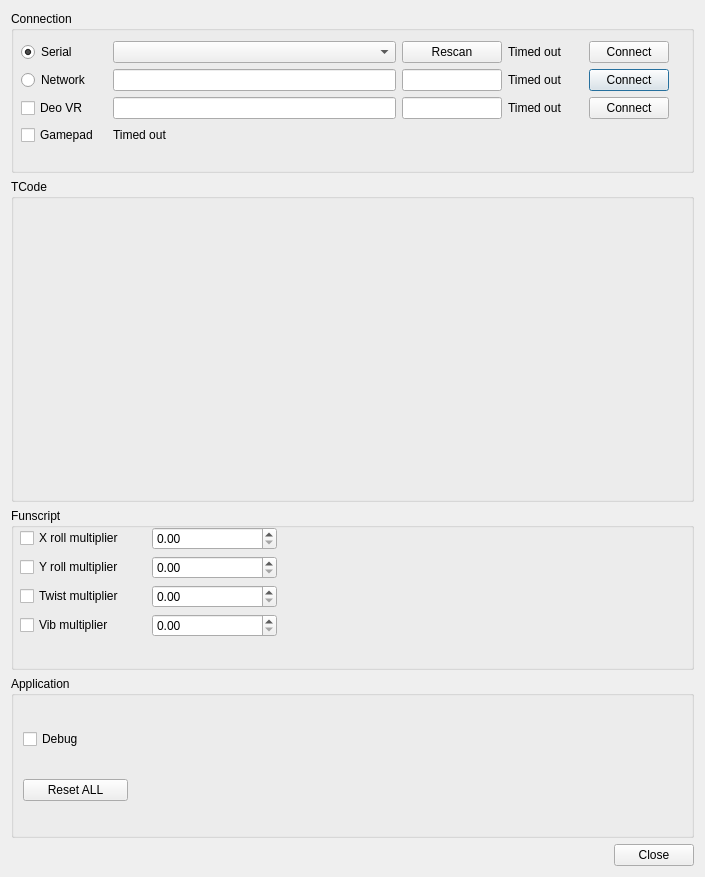
This is src/settings.ui in jcfain/XTPlayer as Qt 5 draws it before an edit. The edited form follows.
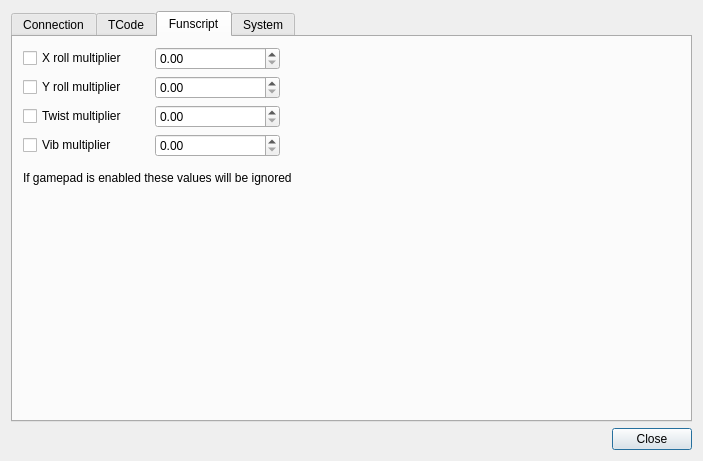
This is the edited form. Icons and pictures are not drawn.

Commit message: Adding gamepad remapping Moved settings into separate tabs.

Patch:
```diff
--- a/src/settings.ui
+++ b/src/settings.ui
@@ -6,8 +6,8 @@
    <rect>
     <x>0</x>
     <y>0</y>
-    <width>705</width>
-    <height>877</height>
+    <width>703</width>
+    <height>461</height>
    </rect>
   </property>
   <property name="windowTitle">
@@ -17,24 +17,31 @@
    <iconset resource="icons.qrc">
     <normaloff>:/images/icons/XTP-icon.png</normaloff>:/images/icons/XTP-icon.png</iconset>
   </property>
-  <layout class="QGridLayout" name="gridLayout_2" rowstretch="0,0,0,0,0,0">
+  <layout class="QGridLayout" name="gridLayout_2" rowstretch="0,0,0">
    <property name="sizeConstraint">
     <enum>QLayout::SetNoConstraint</enum>
    </property>
-   <item row="0" column="0">
-    <widget class="QGroupBox" name="connectionSettingsGroup">
-     <property name="title">
+   <item row="2" column="0">
+    <widget class="QDialogButtonBox" name="buttonBox">
+     <property name="orientation">
+      <enum>Qt::Horizontal</enum>
+     </property>
+     <property name="standardButtons">
+      <set>QDialogButtonBox::Close</set>
+     </property>
+    </widget>
+   </item>
+   <item row="1" column="0">
+    <widget class="QTabWidget" name="settingsTabWidget">
+     <property name="currentIndex">
+      <number>2</number>
+     </property>
+     <widget class="QWidget" name="connectionTab">
+      <attribute name="title">
       <string>Connection</string>
-     </property>
-     <widget class="QWidget" name="layoutWidget">
-      <property name="geometry">
-       <rect>
-        <x>10</x>
-        <y>30</y>
-        <width>648</width>
-        <height>106</height>
-       </rect>
-      </property>
+      </attribute>
+      <layout class="QFormLayout" name="formLayout">
+       <item row="0" column="0" colspan="2">
       <layout class="QGridLayout" name="ConnectionSettings" rowstretch="0,0,0,0" columnstretch="0,0,0,0,0,0,0,0,0,0,0">
        <item row="1" column="8">
         <widget class="QLineEdit" name="networkPortTxt">
@@ -200,24 +207,61 @@
        <item row="3" column="2" colspan="2">
         <widget class="QLabel" name="gamepadStatusLbl">
          <property name="text">
-          <string>Timed out</string>
+            <string/>
          </property>
         </widget>
        </item>
       </layout>
-     </widget>
-    </widget>
-   </item>
-   <item row="3" column="0">
-    <widget class="QGroupBox" name="FunscriptsSettingsGroup">
+       </item>
+       <item row="1" column="0" colspan="2">
+        <widget class="QGroupBox" name="gamePadMapGroupbox">
+         <property name="sizePolicy">
+          <sizepolicy hsizetype="Expanding" vsizetype="Expanding">
+           <horstretch>0</horstretch>
+           <verstretch>0</verstretch>
+          </sizepolicy>
+         </property>
      <property name="title">
+          <string>Gamepad map</string>
+         </property>
+         <layout class="QGridLayout" name="gridLayout">
+          <item row="0" column="0">
+           <layout class="QGridLayout" name="gamePadMapGridLayout"/>
+          </item>
+         </layout>
+        </widget>
+       </item>
+      </layout>
+     </widget>
+     <widget class="QWidget" name="tcodeTab">
+      <attribute name="title">
+       <string>TCode</string>
+      </attribute>
+      <layout class="QGridLayout" name="gridLayout_3">
+       <item row="0" column="0">
+        <layout class="QGridLayout" name="RangeSettingsGrid">
+         <property name="sizeConstraint">
+          <enum>QLayout::SetMinimumSize</enum>
+         </property>
+         <property name="horizontalSpacing">
+          <number>2</number>
+         </property>
+         <property name="verticalSpacing">
+          <number>0</number>
+         </property>
+        </layout>
+       </item>
+      </layout>
+     </widget>
+     <widget class="QWidget" name="funscriptTab">
+      <attribute name="title">
       <string>Funscript</string>
-     </property>
+      </attribute>
      <widget class="QWidget" name="gridLayoutWidget">
       <property name="geometry">
        <rect>
-        <x>9</x>
-        <y>19</y>
+         <x>10</x>
+         <y>10</y>
         <width>257</width>
         <height>112</height>
        </rect>
@@ -225,6 +269,9 @@
       <layout class="QGridLayout" name="FunscriptSettingsGrid">
        <item row="2" column="2">
         <widget class="QDoubleSpinBox" name="twistMultiplierSpinBox">
+          <property name="maximum">
+           <double>1.000000000000000</double>
+          </property>
          <property name="singleStep">
           <double>0.010000000000000</double>
          </property>
@@ -232,6 +279,9 @@
        </item>
        <item row="1" column="2">
         <widget class="QDoubleSpinBox" name="yRollMultiplierSpinBox">
+          <property name="maximum">
+           <double>1.000000000000000</double>
+          </property>
          <property name="singleStep">
           <double>0.010000000000000</double>
          </property>
@@ -239,6 +289,9 @@
        </item>
        <item row="0" column="2">
         <widget class="QDoubleSpinBox" name="xRollMultiplierSpinBox">
+          <property name="maximum">
+           <double>1.000000000000000</double>
+          </property>
          <property name="singleStep">
           <double>0.010000000000000</double>
          </property>
@@ -267,6 +320,9 @@
        </item>
        <item row="3" column="2">
         <widget class="QDoubleSpinBox" name="vibMultiplierSpinBox">
+          <property name="maximum">
+           <double>1.000000000000000</double>
+          </property>
          <property name="singleStep">
           <double>0.010000000000000</double>
          </property>
@@ -281,79 +337,51 @@
        </item>
       </layout>
      </widget>
-    </widget>
-   </item>
-   <item row="5" column="0">
-    <widget class="QDialogButtonBox" name="buttonBox">
-     <property name="orientation">
-      <enum>Qt::Horizontal</enum>
-     </property>
-     <property name="standardButtons">
-      <set>QDialogButtonBox::Close</set>
-     </property>
-    </widget>
-   </item>
-   <item row="4" column="0">
-    <widget class="QGroupBox" name="groupBox">
-     <property name="title">
-      <string>Application</string>
-     </property>
-     <layout class="QGridLayout" name="gridLayout">
-      <item row="0" column="2">
-       <widget class="QWidget" name="widget_4" native="true"/>
-      </item>
-      <item row="1" column="0">
-       <widget class="QPushButton" name="resetAllButton">
+      <widget class="QLabel" name="label">
+       <property name="geometry">
+        <rect>
+         <x>10</x>
+         <y>130</y>
+         <width>271</width>
+         <height>21</height>
+        </rect>
+       </property>
         <property name="text">
-         <string>Reset ALL</string>
-        </property>
-       </widget>
-      </item>
-      <item row="0" column="0">
+        <string>If gamepad is enabled these values will be ignored</string>
+       </property>
+      </widget>
+     </widget>
+     <widget class="QWidget" name="systemtab">
+      <attribute name="title">
+       <string>System</string>
+      </attribute>
        <widget class="QCheckBox" name="checkBox">
+       <property name="geometry">
+        <rect>
+         <x>20</x>
+         <y>20</y>
+         <width>80</width>
+         <height>19</height>
+        </rect>
+       </property>
         <property name="text">
          <string>Debug</string>
         </property>
        </widget>
-      </item>
-      <item row="0" column="3">
-       <widget class="QWidget" name="widget_3" native="true"/>
-      </item>
-      <item row="0" column="5">
-       <widget class="QWidget" name="widget" native="true"/>
-      </item>
-      <item row="0" column="4">
-       <widget class="QWidget" name="widget_2" native="true"/>
-      </item>
-      <item row="0" column="1">
-       <widget class="QWidget" name="widget_5" native="true"/>
-      </item>
-     </layout>
-    </widget>
-   </item>
-   <item row="1" column="0" rowspan="2">
-    <widget class="QGroupBox" name="TCodeQuickSettingsGroup">
-     <property name="minimumSize">
-      <size>
-       <width>0</width>
-       <height>0</height>
-      </size>
-     </property>
-     <property name="title">
-      <string>TCode</string>
-     </property>
-     <layout class="QGridLayout" name="gridLayout_3">
-      <item row="0" column="0" rowspan="2">
-       <layout class="QGridLayout" name="RangeSettingsGrid">
-        <property name="horizontalSpacing">
-         <number>2</number>
-        </property>
-        <property name="verticalSpacing">
-         <number>0</number>
-        </property>
-       </layout>
-      </item>
-     </layout>
+      <widget class="QPushButton" name="resetAllButton">
+       <property name="geometry">
+        <rect>
+         <x>20</x>
+         <y>50</y>
+         <width>80</width>
+         <height>21</height>
+        </rect>
+       </property>
+       <property name="text">
+        <string>Reset ALL</string>
+       </property>
+      </widget>
+     </widget>
     </widget>
    </item>
   </layout>
```
Left out of the diff: 146 changed lines with no effect on the pictures. Lines whose indentation alone changed are shown as unchanged. The commit also changes 13 other files.
